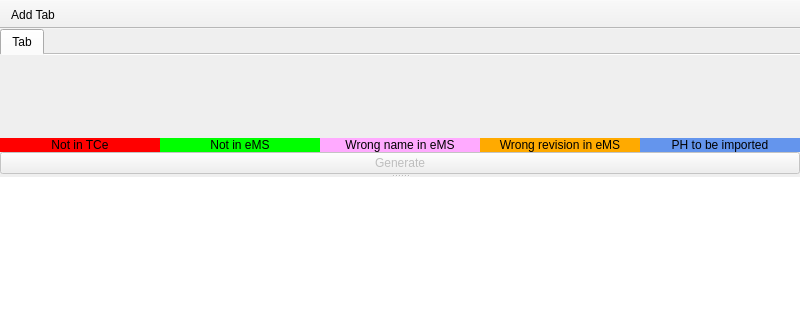
Above: rootwindow.ui from MazvydasT/TCeMSComp before the change; both pictures show x 0 to 800 and y 0 to 320 of the 800 by 600 pixel window. Below: the same form after it.
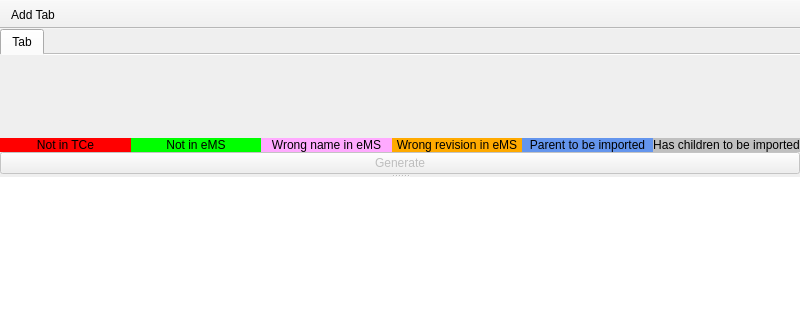
That is the form after the change. Custom widgets are drawn as their Qt base class.

What changed in the file:
```diff
--- a/rootwindow.ui
+++ b/rootwindow.ui
@@ -128,7 +128,20 @@
              <string notr="true">background-color: rgb(100, 149, 237);</string>
             </property>
             <property name="text">
-             <string>PH to be imported</string>
+             <string>Parent to be imported</string>
+            </property>
+            <property name="alignment">
+             <set>Qt::AlignCenter</set>
+            </property>
+           </widget>
+          </item>
+          <item>
+           <widget class="QLabel" name="label">
+            <property name="styleSheet">
+             <string notr="true">background-color: rgb(192, 192, 192);</string>
+            </property>
+            <property name="text">
+             <string>Has children to be imported</string>
             </property>
             <property name="alignment">
              <set>Qt::AlignCenter</set>
```
Left out of the diff: 1 changed line with no effect on the pictures.
